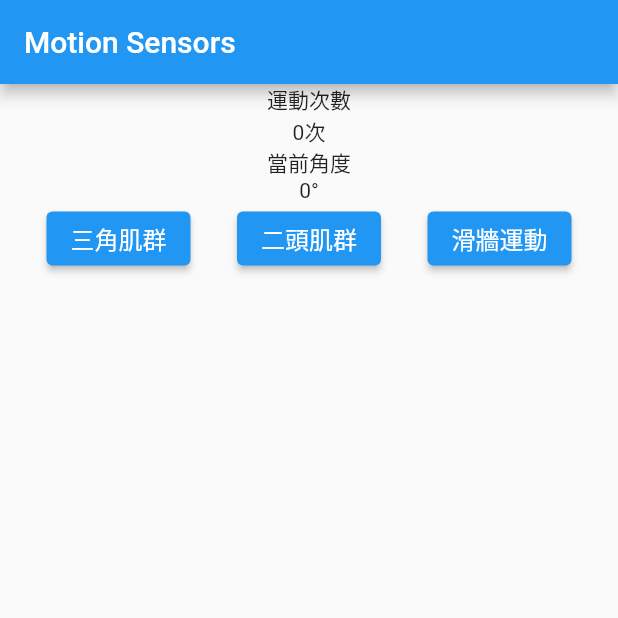
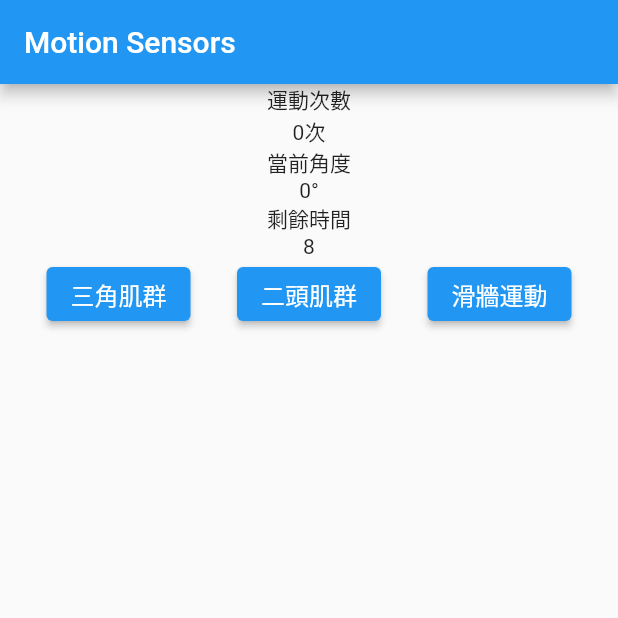
Before and after one commit to 111406/app-111406, a Flutter app: the screen it shows after launch, after a tap on "三角肌群", on a phone screen of 412 x 824 dp, the top half of it. Run offline on Flutter 3.47's test engine with Material 2 defaults, Android fonts, the phone set to English and light mode, and no system bars; missing offline and left inert: motion_sensors.

Commit message:
新增檢測時計時功能

```diff
--- /dev/null
+++ b/lib/chart_data.dart
@@ -0,0 +1,11 @@
+class ChartData {
+  ChartData(this.sec, this.angle);
+
+  final double sec;
+  final int angle;
+
+  Map toJson() => {
+        'sec': sec,
+        'angle': angle,
+      };
+}
--- a/lib/main.dart
+++ b/lib/main.dart
@@ -1,7 +1,9 @@
+import 'dart:async';
 import 'dart:math';
 
 import 'package:flutter/material.dart';
 import 'package:motion_sensors/motion_sensors.dart';
+import 'package:sport_app/chart_data.dart';
 
 void main() {
   runApp(const MyApp());
@@ -22,6 +24,10 @@
   var _mode = "three";
   var _isAdded = false;
   var _displayAngle = 0;
+  var _timer = 10;
+  var _timerStart = false;
+  final List<ChartData> _angleList = [];
+  var _startTime = 0;
 
   @override
   void initState() {
@@ -36,6 +42,23 @@
   void setUpdateInterval(int interval) {
     motionSensors.accelerometerUpdateInterval = interval;
     setState(() {});
+  }
+
+  var period = const Duration(seconds: 1);
+
+  void setTimerEvent() {
+    _timerStart = true;
+    _timer--;
+    _startTime = DateTime.now().millisecondsSinceEpoch;
+    Timer.periodic(period, (timer) {
+      if (_timer < 1) {
+        timer.cancel();
+        _timerStart = false;
+      } else {
+        _timer--;
+      }
+      setState(() {});
+    });
   }
 
   @override
@@ -64,6 +87,13 @@
                   Text('$_displayAngle°'),
                 ],
               ),
+              const Text('剩餘時間'),
+              Row(
+                mainAxisAlignment: MainAxisAlignment.spaceEvenly,
+                children: <Widget>[
+                  Text('$_timer'),
+                ],
+              ),
               Row(
                 mainAxisAlignment: MainAxisAlignment.spaceEvenly,
                 children: <Widget>[
@@ -71,8 +101,10 @@
                     style: ElevatedButton.styleFrom(
                         textStyle: const TextStyle(fontSize: 16)),
                     onPressed: () {
+                      setTimerEvent();
                       setState(() {
                         _mode = "three";
+                        _times = 0;
                       });
                     },
                     child: const Text('三角肌群'),
@@ -81,8 +113,10 @@
                     style: ElevatedButton.styleFrom(
                         textStyle: const TextStyle(fontSize: 16)),
                     onPressed: () {
+                      setTimerEvent();
                       setState(() {
                         _mode = "two";
+                        _times = 0;
                       });
                     },
                     child: const Text('二頭肌群'),
@@ -91,8 +125,10 @@
                     style: ElevatedButton.styleFrom(
                         textStyle: const TextStyle(fontSize: 16)),
                     onPressed: () {
+                      setTimerEvent();
                       setState(() {
                         _mode = "slide";
+                        _times = 0;
                       });
                     },
                     child: const Text('滑牆運動'),
@@ -179,6 +215,12 @@
         _deltaSum = 0;
       }
     }
+
+    if (_timerStart) {
+      int now = DateTime.now().millisecondsSinceEpoch;
+      double sec = (now - _startTime) / 1000;
+      var data = ChartData(sec, _displayAngle);
+      _angleList.add(data);
     }
   }
 }
```
